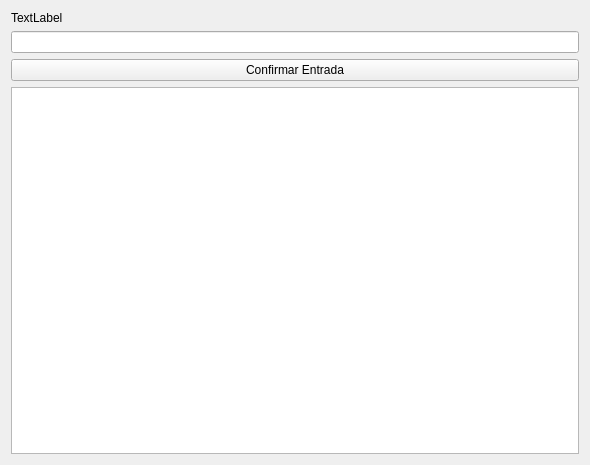
Before: the Qt Designer form mainwindow.ui in dannirodrigues/Interface-grafica-xadrez, drawn with Qt 5.
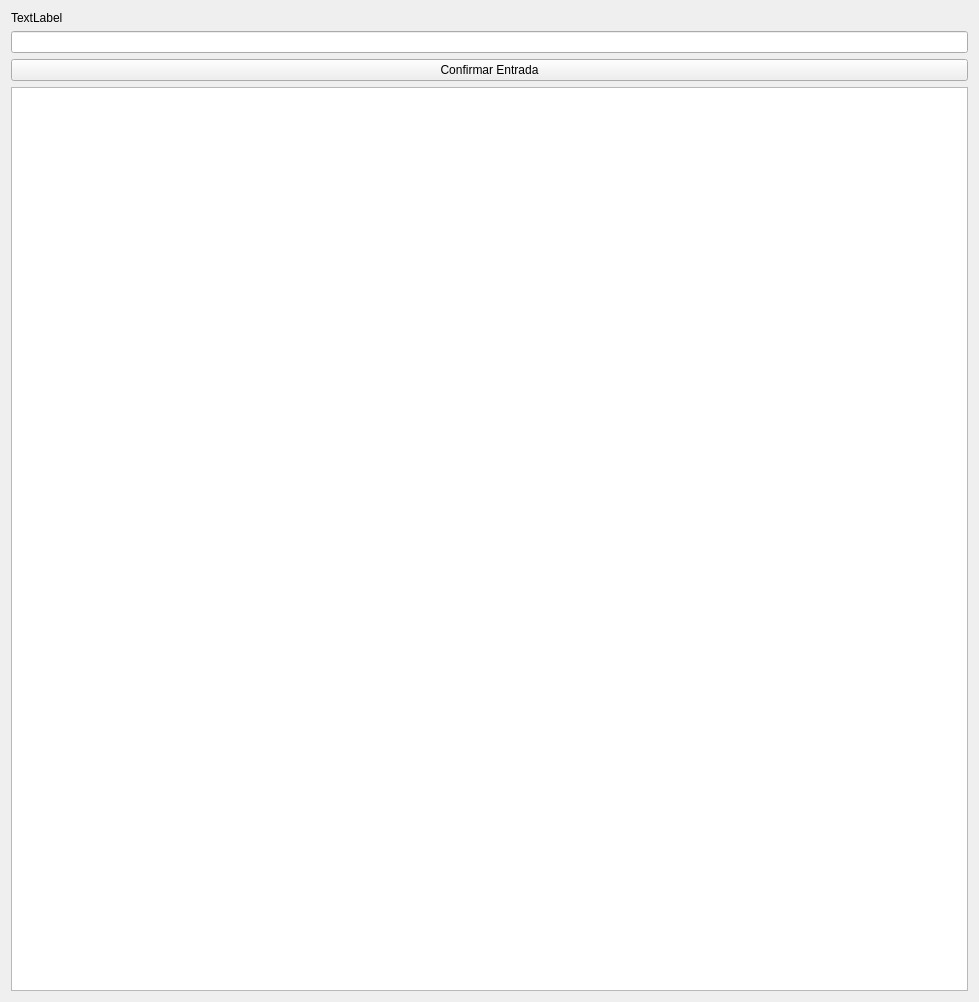
After: the same form once the commit is applied.

Commit message: corrigindo falha do en-passat etc. Peao nao esta comendo na diagonal.

```diff
--- a/mainwindow.ui
+++ b/mainwindow.ui
@@ -6,8 +6,8 @@
    <rect>
     <x>0</x>
     <y>0</y>
-    <width>590</width>
-    <height>465</height>
+    <width>979</width>
+    <height>1002</height>
    </rect>
   </property>
   <property name="windowTitle">
```
The commit also changes 2 other files.
